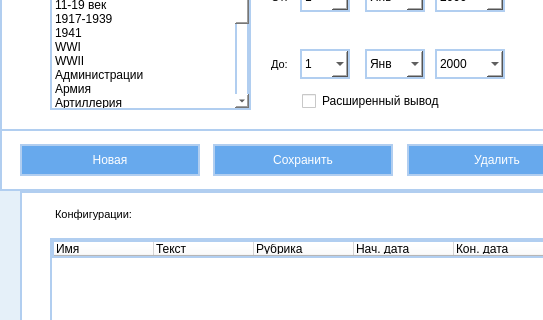
This is ui/ConfigWin.ui in schischko-r/Course-Work-QT as Qt 5 draws it before an edit; both pictures show x 0 to 543 and y 138 to 458 of the 800 by 684 pixel window. The edited form follows.
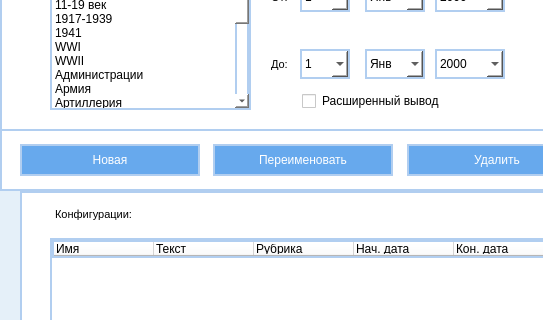
This is the edited form.

Patch:
```diff
--- a/ui/ConfigWin.ui
+++ b/ui/ConfigWin.ui
@@ -1148,7 +1148,7 @@
 color: rgb(255, 255, 255)</string>
      </property>
      <property name="text">
-      <string>Сохранить</string>
+      <string>Переименовать</string>
      </property>
     </widget>
     <widget class="QPushButton" name="delConfigBtn">
```
Left out of the diff: 2 changed lines with no effect on the pictures.
